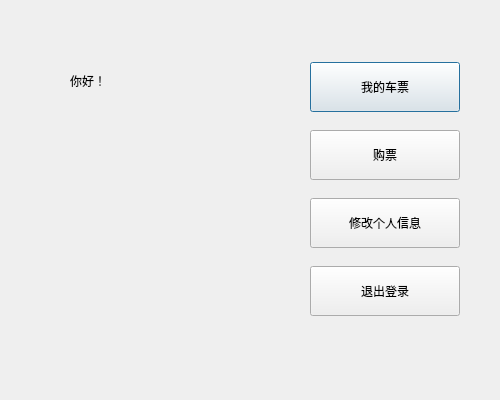
Qt form Ticket/userdialog.ui (idy002/ticket) before a commit.
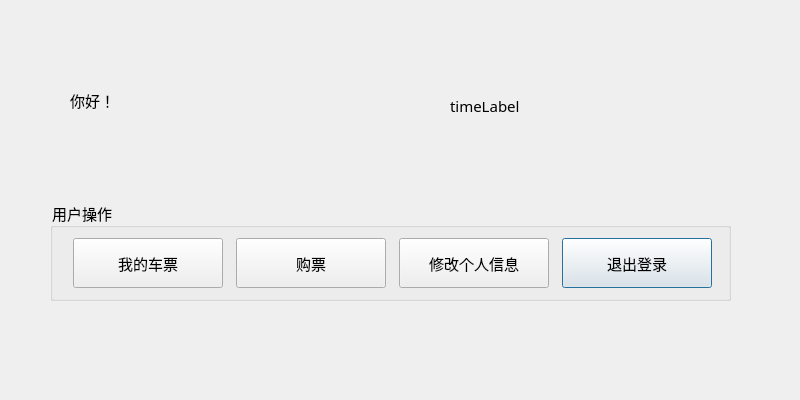
The same form after that commit. Icons and pictures are not drawn.

The edit to the form file:
```diff
--- a/Ticket/userdialog.ui
+++ b/Ticket/userdialog.ui
@@ -6,7 +6,7 @@
    <rect>
     <x>0</x>
     <y>0</y>
-    <width>500</width>
+    <width>800</width>
     <height>400</height>
    </rect>
   </property>
@@ -18,13 +18,13 @@
   </property>
   <property name="minimumSize">
    <size>
-    <width>500</width>
+    <width>800</width>
     <height>400</height>
    </size>
   </property>
   <property name="maximumSize">
    <size>
-    <width>500</width>
+    <width>800</width>
     <height>400</height>
    </size>
   </property>
@@ -35,27 +35,48 @@
    <property name="geometry">
     <rect>
      <x>70</x>
-     <y>60</y>
-     <width>81</width>
+     <y>80</y>
+     <width>241</width>
      <height>41</height>
     </rect>
    </property>
+   <property name="font">
+    <font>
+     <family>华文楷体</family>
+     <pointsize>11</pointsize>
+    </font>
+   </property>
    <property name="text">
     <string>你好！</string>
    </property>
   </widget>
-  <widget class="QWidget" name="layoutWidget">
+  <widget class="QGroupBox" name="groupBox">
    <property name="geometry">
     <rect>
-     <x>310</x>
-     <y>50</y>
-     <width>152</width>
-     <height>280</height>
+     <x>50</x>
+     <y>200</y>
+     <width>681</width>
+     <height>101</height>
     </rect>
    </property>
-   <layout class="QVBoxLayout" name="verticalLayout">
+   <property name="font">
+    <font>
+     <family>华文楷体</family>
+     <pointsize>11</pointsize>
+    </font>
+   </property>
+   <property name="layoutDirection">
+    <enum>Qt::RightToLeft</enum>
+   </property>
+   <property name="title">
+    <string>用户操作</string>
+   </property>
+   <property name="alignment">
+    <set>Qt::AlignRight|Qt::AlignTrailing|Qt::AlignVCenter</set>
+   </property>
+   <layout class="QHBoxLayout" name="horizontalLayout">
     <item>
-     <widget class="QPushButton" name="myTiccketButton">
+     <widget class="QPushButton" name="pushButton">
       <property name="sizePolicy">
        <sizepolicy hsizetype="Fixed" vsizetype="Fixed">
         <horstretch>0</horstretch>
@@ -68,8 +89,51 @@
         <height>50</height>
        </size>
       </property>
+      <property name="maximumSize">
+       <size>
+        <width>150</width>
+        <height>50</height>
+       </size>
+      </property>
+      <property name="font">
+       <font>
+        <family>华文楷体</family>
+        <pointsize>11</pointsize>
+       </font>
+      </property>
       <property name="text">
-       <string>我的车票</string>
+       <string>退出登录</string>
+      </property>
+     </widget>
+    </item>
+    <item>
+     <widget class="QPushButton" name="modifyInfoButton">
+      <property name="sizePolicy">
+       <sizepolicy hsizetype="Fixed" vsizetype="Fixed">
+        <horstretch>0</horstretch>
+        <verstretch>0</verstretch>
+       </sizepolicy>
+      </property>
+      <property name="minimumSize">
+       <size>
+        <width>150</width>
+        <height>50</height>
+       </size>
+      </property>
+      <property name="maximumSize">
+       <size>
+        <width>150</width>
+        <height>50</height>
+       </size>
+      </property>
+      <property name="font">
+       <font>
+        <family>华文楷体</family>
+        <pointsize>11</pointsize>
+       </font>
+      </property>
+      <property name="text">
+       <string>修改个人信息</string>
       </property>
      </widget>
     </item>
@@ -93,13 +157,19 @@
         <height>50</height>
        </size>
       </property>
+      <property name="font">
+       <font>
+        <family>华文楷体</family>
+        <pointsize>11</pointsize>
+       </font>
+      </property>
       <property name="text">
        <string>购票</string>
       </property>
      </widget>
     </item>
     <item>
-     <widget class="QPushButton" name="modifyInfoButton">
+     <widget class="QPushButton" name="myTiccketButton">
       <property name="sizePolicy">
        <sizepolicy hsizetype="Fixed" vsizetype="Fixed">
         <horstretch>0</horstretch>
@@ -112,39 +182,14 @@
         <height>50</height>
        </size>
       </property>
-      <property name="maximumSize">
-       <size>
-        <width>150</width>
-        <height>50</height>
-       </size>
+      <property name="font">
+       <font>
+        <family>华文楷体</family>
+        <pointsize>11</pointsize>
+       </font>
       </property>
       <property name="text">
-       <string>修改个人信息</string>
-      </property>
-     </widget>
-    </item>
-    <item>
-     <widget class="QPushButton" name="pushButton">
-      <property name="sizePolicy">
-       <sizepolicy hsizetype="Fixed" vsizetype="Fixed">
-        <horstretch>0</horstretch>
-        <verstretch>0</verstretch>
-       </sizepolicy>
-      </property>
-      <property name="minimumSize">
-       <size>
-        <width>150</width>
-        <height>50</height>
-       </size>
-      </property>
-      <property name="maximumSize">
-       <size>
-        <width>150</width>
-        <height>50</height>
-       </size>
-      </property>
-      <property name="text">
-       <string>退出登录</string>
+       <string>我的车票</string>
       </property>
      </widget>
     </item>
@@ -153,20 +198,20 @@
   <widget class="QLabel" name="label_2">
    <property name="geometry">
     <rect>
-     <x>80</x>
-     <y>160</y>
-     <width>161</width>
-     <height>111</height>
+     <x>450</x>
+     <y>90</y>
+     <width>301</width>
+     <height>31</height>
     </rect>
    </property>
+   <property name="font">
+    <font>
+     <family>华文楷体</family>
+     <pointsize>11</pointsize>
+    </font>
+   </property>
    <property name="text">
-    <string/>
-   </property>
-   <property name="pixmap">
-    <pixmap resource="myicon.qrc">:/myimages/images/timg.png</pixmap>
-   </property>
-   <property name="scaledContents">
-    <bool>true</bool>
+    <string>timeLabel</string>
    </property>
   </widget>
  </widget>
```
Left out of the diff: 8 changed lines with no effect on the pictures.
